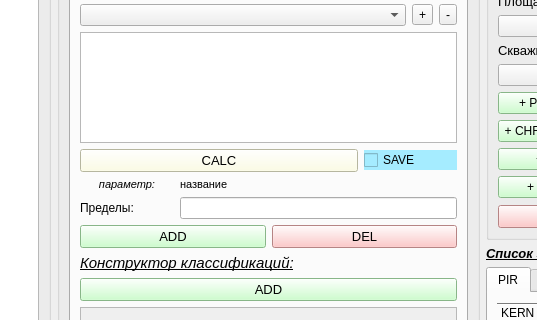
Above: qt/domanic_dialog.ui from idergunoff/domanic before the change; both pictures show x 550 to 1087 and y 122 to 442 of the 1292 by 882 pixel window. Below: the same form after it.
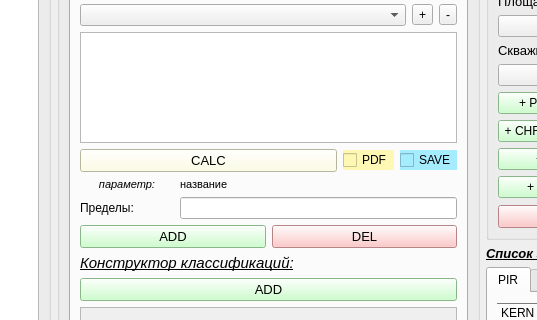
That is the form after the change. The open tabs and pages were chosen to show the change. Custom widgets are drawn as their Qt base class.

The edit to the form file:
```diff
--- a/qt/domanic_dialog.ui
+++ b/qt/domanic_dialog.ui
@@ -1682,7 +1682,7 @@
                         </layout>
                        </item>
                        <item row="2" column="0">
-                        <layout class="QGridLayout" name="gridLayout_72" columnstretch="3,1">
+                        <layout class="QGridLayout" name="gridLayout_72" columnstretch="5,1,1">
                          <item row="0" column="0">
                           <widget class="QPushButton" name="pushButton_calc_class_lim">
                            <property name="font">
@@ -1701,7 +1701,7 @@
                            </property>
                           </widget>
                          </item>
-                         <item row="0" column="1">
+                         <item row="0" column="2">
                           <widget class="QCheckBox" name="checkBox_save_class_lim">
                            <property name="font">
                             <font>
@@ -1719,6 +1719,21 @@
                            </property>
                           </widget>
                          </item>
+                         <item row="0" column="1">
+                          <widget class="QCheckBox" name="checkBox_pdf_class">
+                           <property name="font">
+                            <font>
+                             <pointsize>9</pointsize>
+                            </font>
+                           </property>
+                           <property name="styleSheet">
+                            <string notr="true">background-color: rgb(255, 248, 180);</string>
+                           </property>
+                           <property name="text">
+                            <string>PDF</string>
+                           </property>
+                          </widget>
+                         </item>
                         </layout>
                        </item>
                        <item row="3" column="0">
```
Left out of the diff: 57 changed lines with no effect on the pictures.
